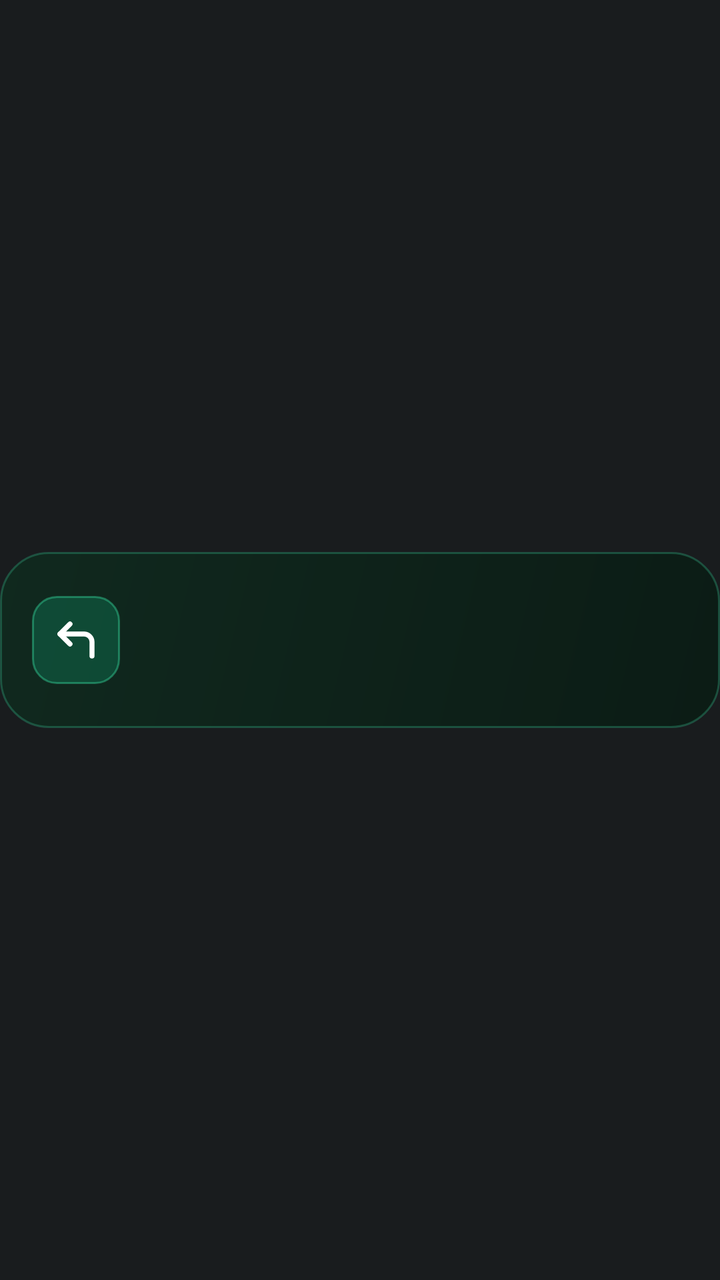
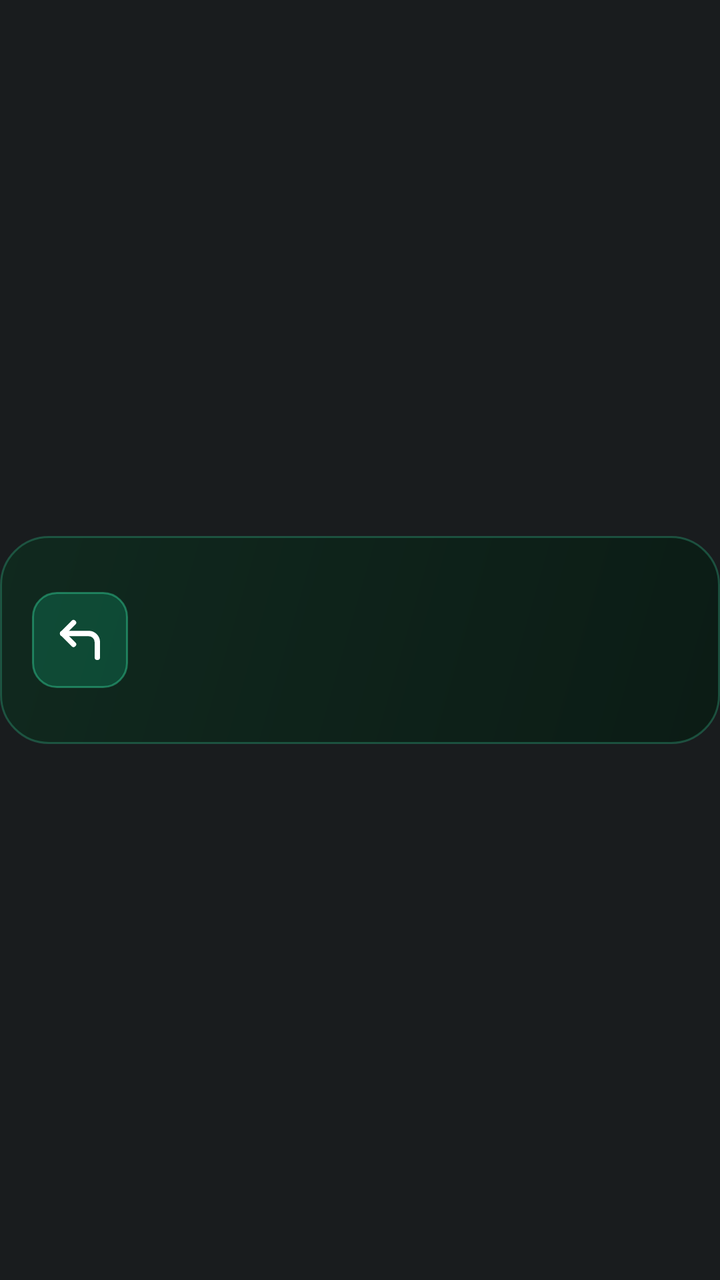

Two renders of the same Android screen: before a commit and after it. Below are the layout's source before the change and the commit's diff.
<!-- AndroidManifest.xml: application theme Theme.AtAGlancePlus -->
<!-- res/layout/card_navigation.xml -->
<?xml version="1.0" encoding="utf-8"?>
<FrameLayout xmlns:android="http://schemas.android.com/apk/res/android"
    android:id="@+id/card_root"
    style="@style/AagCardRoot">

    <LinearLayout
        android:id="@+id/card_body"
        style="@style/AagCardBody"
        android:background="@drawable/card_bg_nav"
        android:gravity="center_vertical"
        android:orientation="horizontal">

        <FrameLayout
            android:id="@+id/nav_box"
            android:layout_width="44dp"
            android:layout_height="44dp"
            android:background="@drawable/nav_box_bg">

            <ImageView
                android:id="@+id/nav_icon"
                android:layout_width="24dp"
                android:layout_height="24dp"
                android:layout_gravity="center"
                android:contentDescription="@null"
                android:src="@drawable/ic_nav_turn_left" />

            
            <ImageView
                android:id="@+id/nav_mode"
                android:layout_width="16dp"
                android:layout_height="16dp"
                android:layout_gravity="bottom|end"
                android:background="@drawable/nav_mode_bg"
                android:contentDescription="@null"
                android:padding="2dp"
                android:visibility="gone" />
        </FrameLayout>

        <LinearLayout
            android:layout_width="0dp"
            android:layout_height="wrap_content"
            android:layout_marginStart="11dp"
            android:layout_weight="1"
            android:orientation="vertical">

            <LinearLayout
                android:layout_width="match_parent"
                android:layout_height="wrap_content"
                android:baselineAligned="true"
                android:orientation="horizontal">

                <TextView
                    android:id="@+id/nav_distance"
                    style="@style/AagText.Badge"
                    android:layout_width="wrap_content"
                    android:layout_height="wrap_content"
                    android:layout_marginEnd="6dp"
                    android:textColor="#FF6EE7B7"
                    android:textStyle="bold" />

                
                <TextView
                    android:id="@+id/nav_instruction"
                    style="@style/AagText.Title"
                    android:layout_width="0dp"
                    android:layout_height="wrap_content"
                    android:layout_weight="1" />
            </LinearLayout>

            <TextView
                android:id="@+id/nav_detail"
                style="@style/AagText.Detail"
                android:layout_width="match_parent"
                android:layout_height="wrap_content"
                android:textColor="#FFA7F3D0" />

            <ProgressBar
                android:id="@+id/nav_progress"
                style="@android:style/Widget.Material.ProgressBar.Horizontal"
                android:layout_width="match_parent"
                android:layout_height="3dp"
                android:layout_marginTop="5dp"
                android:max="1000"
                android:progressDrawable="@drawable/nav_progress"
                android:visibility="gone" />
        </LinearLayout>

        <LinearLayout
            android:id="@+id/complications"
            android:layout_width="84dp"
            android:layout_height="match_parent"
            android:layout_marginStart="8dp"
            android:gravity="center_vertical"
            android:orientation="vertical"
            android:visibility="gone" />
    </LinearLayout>

    
    <ImageView
        android:id="@+id/hold_bar"
        android:layout_width="match_parent"
        android:layout_height="@dimen/card_body_height"
        android:layout_gravity="center_vertical"
        android:contentDescription="@null"
        android:duplicateParentState="true"
        android:scaleType="fitXY"
        android:src="@drawable/hold_bar_red_400" />
</FrameLayout>
<!-- resources referenced by this layout -->
<resources>
  <dimen name="card_body_height">88dp</dimen>
  <!-- drawable nav_box_bg (drawable) -->
  <?xml version="1.0" encoding="utf-8"?>
  <shape xmlns:android="http://schemas.android.com/apk/res/android" android:shape="rectangle">
      <solid android:color="#3D10B981" />
      <stroke android:width="1dp" android:color="#7334D399" />
      <corners android:radius="12dp" />
  </shape>
  <!-- drawable nav_mode_bg (drawable) -->
  <?xml version="1.0" encoding="utf-8"?>
  <shape xmlns:android="http://schemas.android.com/apk/res/android" android:shape="oval">
      <solid android:color="#FF0B1F17" />
      <stroke android:width="1dp" android:color="#FF6EE7B7" />
  </shape>
  <style name="AagCardRoot">
          <item name="android:layout_width">match_parent</item>
          <item name="android:layout_height">88dp</item>
          <item name="android:clipChildren">false</item>
          <item name="android:clipToPadding">false</item>
      </style>
  <style name="AagText.Badge">
          <item name="android:textSize">15sp</item>
          <item name="android:fontFamily">sans-serif-medium</item>
          <item name="android:lineHeight">18sp</item>
          <item name="android:ellipsize">none</item>
      </style>
  <style name="AagText.Detail">
          <item name="android:textSize">13sp</item>
          <item name="android:fontFamily">sans-serif</item>
          <item name="android:lineHeight">17sp</item>
          <item name="android:letterSpacing">0.0077</item>
          <item name="android:textColor">#FFD8E2F0</item>
      </style>
  <style name="AagText.Title">
          <item name="android:textSize">17sp</item>
          <item name="android:fontFamily">sans-serif-medium</item>
          <item name="android:lineHeight">21sp</item>
      </style>
  <style name="Theme.AtAGlancePlus" parent="android:Theme.DeviceDefault.NoActionBar">
          <item name="android:windowLightStatusBar">false</item>
      </style>
  <!-- drawable hold_bar_red_full (drawable) -->
  <?xml version="1.0" encoding="utf-8"?>
  <vector xmlns:android="http://schemas.android.com/apk/res/android"
      android:width="380dp"
      android:height="76dp"
      android:viewportWidth="380"
      android:viewportHeight="76">
      <path
          android:name="ring"
          android:pathData="M190.0,1.25 H356 A22.75,22.75 0 0 1 378.75,24 V52 A22.75,22.75 0 0 1 356,74.75 H24 A22.75,22.75 0 0 1 1.25,52 V24 A22.75,22.75 0 0 1 24,1.25 Z"
          android:strokeColor="#FFF43F5E"
          android:strokeLineCap="round"
          android:strokeWidth="2.5"
          android:trimPathEnd="1" />
  </vector>
  <!-- drawable hold_bar_empty (drawable) -->
  <?xml version="1.0" encoding="utf-8"?>
  <vector xmlns:android="http://schemas.android.com/apk/res/android"
      android:width="380dp"
      android:height="76dp"
      android:viewportWidth="380"
      android:viewportHeight="76">
      <path
          android:name="ring"
          android:pathData="M190.0,1.25 H356 A22.75,22.75 0 0 1 378.75,24 V52 A22.75,22.75 0 0 1 356,74.75 H24 A22.75,22.75 0 0 1 1.25,52 V24 A22.75,22.75 0 0 1 24,1.25 Z"
          android:strokeColor="#00000000"
          android:strokeLineCap="round"
          android:strokeWidth="2.5"
          android:trimPathEnd="0" />
  </vector>
  <!-- drawable hold_bar_red_zero (drawable) -->
  <?xml version="1.0" encoding="utf-8"?>
  <vector xmlns:android="http://schemas.android.com/apk/res/android"
      android:width="380dp"
      android:height="76dp"
      android:viewportWidth="380"
      android:viewportHeight="76">
      <path
          android:name="ring"
          android:pathData="M190.0,1.25 H356 A22.75,22.75 0 0 1 378.75,24 V52 A22.75,22.75 0 0 1 356,74.75 H24 A22.75,22.75 0 0 1 1.25,52 V24 A22.75,22.75 0 0 1 24,1.25 Z"
          android:strokeColor="#FFF43F5E"
          android:strokeLineCap="round"
          android:strokeWidth="2.5"
          android:trimPathEnd="0" />
  </vector>
  <!-- unchanged entries left out for length: 6 -->
</resources>

<!-- the commit's change to res/layout/card_navigation.xml (unified diff, before → after) -->
@@ -12,14 +12,14 @@
 
         <FrameLayout
             android:id="@+id/nav_box"
-            android:layout_width="44dp"
-            android:layout_height="44dp"
+            android:layout_width="48dp"
+            android:layout_height="48dp"
             android:background="@drawable/nav_box_bg">
 
             <ImageView
                 android:id="@+id/nav_icon"
-                android:layout_width="24dp"
-                android:layout_height="24dp"
+                android:layout_width="26dp"
+                android:layout_height="26dp"
                 android:layout_gravity="center"
                 android:contentDescription="@null"
                 android:src="@drawable/ic_nav_turn_left" />
<!-- resource entries referenced after the edit -->
@@ -1,6 +1,6 @@
 <!-- resources referenced by this layout -->
 <resources>
-  <dimen name="card_body_height">88dp</dimen>
+  <dimen name="card_body_height">104dp</dimen>
   <!-- drawable nav_box_bg (drawable) -->
   <?xml version="1.0" encoding="utf-8"?>
   <shape xmlns:android="http://schemas.android.com/apk/res/android" android:shape="rectangle">
@@ -16,27 +16,27 @@
   </shape>
   <style name="AagCardRoot">
           <item name="android:layout_width">match_parent</item>
-          <item name="android:layout_height">88dp</item>
+          <item name="android:layout_height">@dimen/card_body_height</item>
           <item name="android:clipChildren">false</item>
           <item name="android:clipToPadding">false</item>
       </style>
   <style name="AagText.Badge">
-          <item name="android:textSize">15sp</item>
+          <item name="android:textSize">16sp</item>
           <item name="android:fontFamily">sans-serif-medium</item>
-          <item name="android:lineHeight">18sp</item>
+          <item name="android:lineHeight">19sp</item>
           <item name="android:ellipsize">none</item>
       </style>
   <style name="AagText.Detail">
-          <item name="android:textSize">13sp</item>
+          <item name="android:textSize">13.5sp</item>
           <item name="android:fontFamily">sans-serif</item>
-          <item name="android:lineHeight">17sp</item>
+          <item name="android:lineHeight">18sp</item>
           <item name="android:letterSpacing">0.0077</item>
           <item name="android:textColor">#FFD8E2F0</item>
       </style>
   <style name="AagText.Title">
-          <item name="android:textSize">17sp</item>
+          <item name="android:textSize">18.5sp</item>
           <item name="android:fontFamily">sans-serif-medium</item>
-          <item name="android:lineHeight">21sp</item>
+          <item name="android:lineHeight">23sp</item>
       </style>
   <style name="Theme.AtAGlancePlus" parent="android:Theme.DeviceDefault.NoActionBar">
           <item name="android:windowLightStatusBar">false</item>
@@ -44,13 +44,13 @@
   <!-- drawable hold_bar_red_full (drawable) -->
   <?xml version="1.0" encoding="utf-8"?>
   <vector xmlns:android="http://schemas.android.com/apk/res/android"
-      android:width="380dp"
-      android:height="76dp"
-      android:viewportWidth="380"
-      android:viewportHeight="76">
+      android:width="420dp"
+      android:height="104dp"
+      android:viewportWidth="420"
+      android:viewportHeight="104">
       <path
           android:name="ring"
-          android:pathData="M190.0,1.25 H356 A22.75,22.75 0 0 1 378.75,24 V52 A22.75,22.75 0 0 1 356,74.75 H24 A22.75,22.75 0 0 1 1.25,52 V24 A22.75,22.75 0 0 1 24,1.25 Z"
+          android:pathData="M210.0,1.25 H396 A22.75,22.75 0 0 1 418.75,24 V80 A22.75,22.75 0 0 1 396,102.75 H24 A22.75,22.75 0 0 1 1.25,80 V24 A22.75,22.75 0 0 1 24,1.25 Z"
           android:strokeColor="#FFF43F5E"
           android:strokeLineCap="round"
           android:strokeWidth="2.5"
@@ -59,13 +59,13 @@
   <!-- drawable hold_bar_empty (drawable) -->
   <?xml version="1.0" encoding="utf-8"?>
   <vector xmlns:android="http://schemas.android.com/apk/res/android"
-      android:width="380dp"
-      android:height="76dp"
-      android:viewportWidth="380"
-      android:viewportHeight="76">
+      android:width="420dp"
+      android:height="104dp"
+      android:viewportWidth="420"
+      android:viewportHeight="104">
       <path
           android:name="ring"
-          android:pathData="M190.0,1.25 H356 A22.75,22.75 0 0 1 378.75,24 V52 A22.75,22.75 0 0 1 356,74.75 H24 A22.75,22.75 0 0 1 1.25,52 V24 A22.75,22.75 0 0 1 24,1.25 Z"
+          android:pathData="M210.0,1.25 H396 A22.75,22.75 0 0 1 418.75,24 V80 A22.75,22.75 0 0 1 396,102.75 H24 A22.75,22.75 0 0 1 1.25,80 V24 A22.75,22.75 0 0 1 24,1.25 Z"
           android:strokeColor="#00000000"
           android:strokeLineCap="round"
           android:strokeWidth="2.5"
@@ -74,13 +74,13 @@
   <!-- drawable hold_bar_red_zero (drawable) -->
   <?xml version="1.0" encoding="utf-8"?>
   <vector xmlns:android="http://schemas.android.com/apk/res/android"
-      android:width="380dp"
-      android:height="76dp"
-      android:viewportWidth="380"
-      android:viewportHeight="76">
+      android:width="420dp"
+      android:height="104dp"
+      android:viewportWidth="420"
+      android:viewportHeight="104">
       <path
           android:name="ring"
-          android:pathData="M190.0,1.25 H356 A22.75,22.75 0 0 1 378.75,24 V52 A22.75,22.75 0 0 1 356,74.75 H24 A22.75,22.75 0 0 1 1.25,52 V24 A22.75,22.75 0 0 1 24,1.25 Z"
+          android:pathData="M210.0,1.25 H396 A22.75,22.75 0 0 1 418.75,24 V80 A22.75,22.75 0 0 1 396,102.75 H24 A22.75,22.75 0 0 1 1.25,80 V24 A22.75,22.75 0 0 1 24,1.25 Z"
           android:strokeColor="#FFF43F5E"
           android:strokeLineCap="round"
           android:strokeWidth="2.5"
